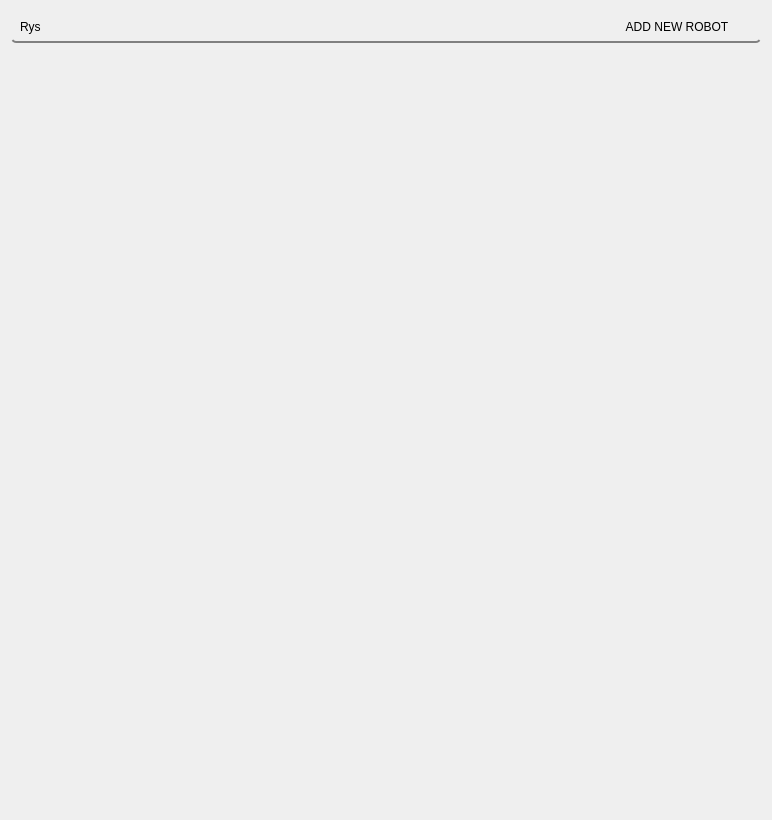
Qt form setup_panel/resource/setup_dashboard.ui (GroupOfRobots/MiniRysRQT) before a commit.
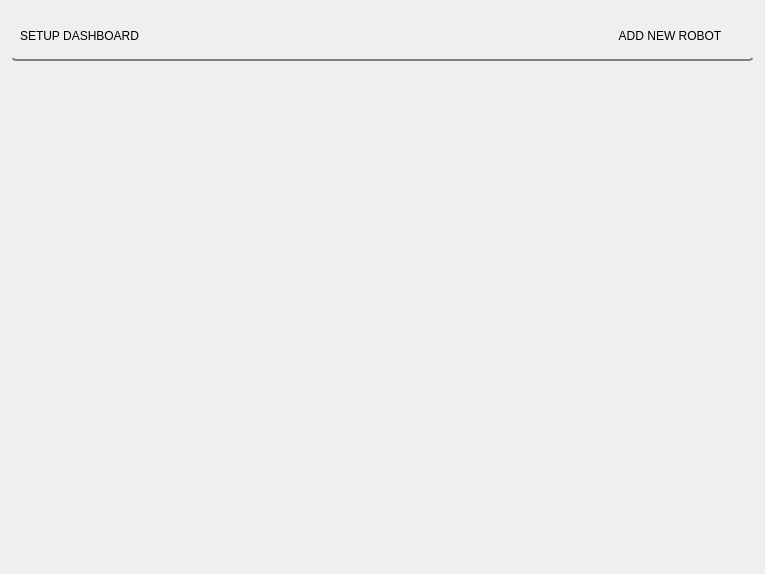
The same form after that commit.

What changed in the file:
```diff
--- a/setup_panel/resource/setup_dashboard.ui
+++ b/setup_panel/resource/setup_dashboard.ui
@@ -6,8 +6,8 @@
    <rect>
     <x>0</x>
     <y>0</y>
-    <width>772</width>
-    <height>820</height>
+    <width>765</width>
+    <height>574</height>
    </rect>
   </property>
   <property name="windowTitle">
@@ -18,8 +18,6 @@
   </property>
   <layout class="QVBoxLayout" name="verticalLayout">
    <item>
-    <layout class="QVBoxLayout" name="verticalLayout_3">
-     <item alignment="Qt::AlignTop">
       <widget class="QGroupBox" name="groupBox">
        <property name="maximumSize">
         <size>
@@ -43,8 +41,20 @@
        <layout class="QHBoxLayout" name="horizontalLayout">
         <item>
          <widget class="QLabel" name="label">
+        <property name="minimumSize">
+         <size>
+          <width>0</width>
+          <height>0</height>
+         </size>
+        </property>
+        <property name="maximumSize">
+         <size>
+          <width>16777215</width>
+          <height>50</height>
+         </size>
+        </property>
           <property name="text">
-           <string>Rys</string>
+         <string>SETUP DASHBOARD</string>
           </property>
          </widget>
         </item>
@@ -64,6 +74,8 @@
        </layout>
       </widget>
      </item>
+   <item>
+    <layout class="QVBoxLayout" name="verticalLayout_3">
      <item alignment="Qt::AlignTop">
       <widget class="QScrollArea" name="scrollArea">
        <property name="sizePolicy">
@@ -80,7 +92,7 @@
          <rect>
           <x>0</x>
           <y>0</y>
-          <width>752</width>
+          <width>745</width>
           <height>68</height>
          </rect>
         </property>
```
Lines whose indentation alone changed are shown as unchanged.
